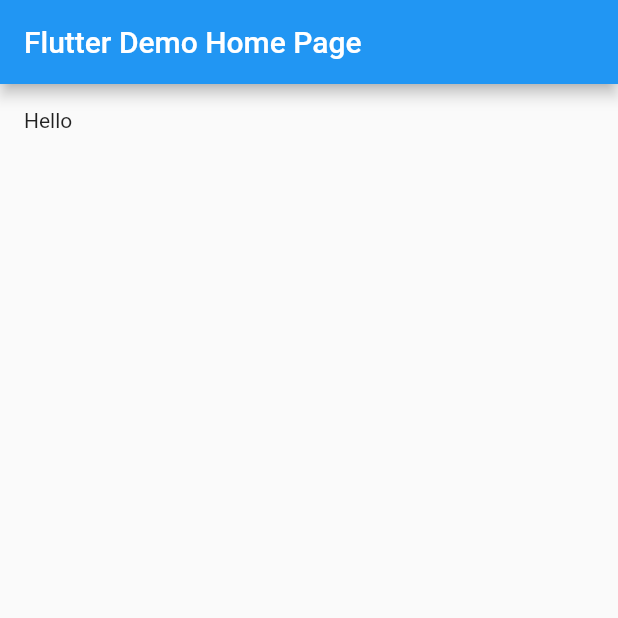
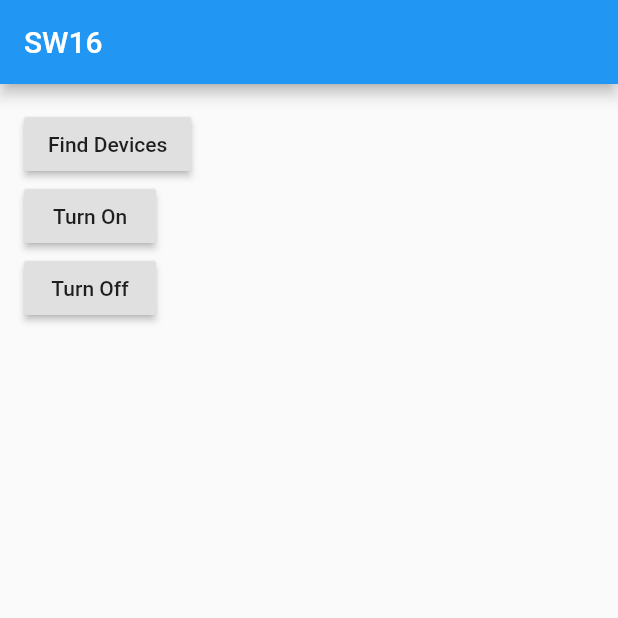
Before and after one commit to qiuxiang/sw16, a Flutter app: the screen it shows after launch, on a phone screen of 412 x 824 dp, the top half of it. Run offline on Flutter 3.47's test engine with Material 2 defaults, Android fonts, the phone set to English and light mode, and no system bars; statements that could not run were skipped.

Commit message:
优化功能封装

```diff
--- a/lib/main.dart
+++ b/lib/main.dart
@@ -1,4 +1,3 @@
-import 'dart:async';
 import 'package:flutter/material.dart';
 import 'sw16.dart';
 
@@ -8,11 +7,9 @@ class App extends StatelessWidget {
   @override
   Widget build(BuildContext context) {
     return MaterialApp(
-      title: 'Flutter Demo',
-      theme: ThemeData(
-        primarySwatch: Colors.blue,
-      ),
-      home: HomePage(title: 'Flutter Demo Home Page'),
+      title: 'SW16',
+      theme: ThemeData(primarySwatch: Colors.blue),
+      home: HomePage(),
     );
   }
 }
@@ -26,28 +23,65 @@ class HomePage extends StatefulWidget {
 }
 
 class _HomePageState extends State<HomePage> {
-  var sw16;
+  SW16Finder finder = new SW16Finder();
+  List<SW16Device> devices = [];
+  List<SW16DeviceInfo> _devices = [];
 
   @override
   Widget build(BuildContext context) {
     return Scaffold(
-      appBar: AppBar(title: Text(widget.title)),
-      body: Padding(padding: EdgeInsets.all(16), child: Text('Hello')),
+      appBar: AppBar(title: Text("SW16")),
+      body: Padding(
+          padding: EdgeInsets.all(16),
+          child:
+              Column(crossAxisAlignment: CrossAxisAlignment.start, children: [
+            RaisedButton(
+                child: Text("Find Devices"), onPressed: refreshDevices),
+            Column(
+                crossAxisAlignment: CrossAxisAlignment.start,
+                children: _devices
+                    .map((device) => Padding(
+                        padding: EdgeInsets.only(top: 6, bottom: 6),
+                        child: Text(device.toString())))
+                    .toList()),
+            RaisedButton(child: Text("Turn On"), onPressed: turnOn),
+            RaisedButton(child: Text("Turn Off"), onPressed: turnOff),
+          ])),
     );
   }
 
   initState() {
     super.initState();
-    sw16 = SW16();
-    sw16.connect();
+    initFinder();
   }
 
-  reassemble() {
-    super.reassemble();
-    const state = SW16.OFF;
-    sw16.turn(0, state);
-    new Timer(Duration(milliseconds: 100), () {
-      sw16.turn(1, state);
+  initFinder() async {
+    await finder.init();
+    finder.listen((device) {
+      print(device);
+      var sw16 = SW16Device(device.ip);
+      sw16.connect();
+      devices.add(sw16);
+      setState(() {
+        _devices.add(device);
+      });
+    });
+  }
+
+  turnOn() {
+    devices[0].turn(0, SW16Device.ON);
+    devices[1].turn(15, SW16Device.ON);
+  }
+
+  turnOff() {
+    devices[0].turn(0, SW16Device.OFF);
+  }
+
+  refreshDevices() {
+    finder.find();
+    devices.clear();
+    setState(() {
+      _devices.clear();
     });
   }
 }
--- a/lib/sw16.dart
+++ b/lib/sw16.dart
@@ -1,13 +1,54 @@
+import 'dart:convert';
 import 'dart:io';
 import 'dart:async';
 
-class SW16 {
-  var address;
-  var port;
-  var socket;
-  var connected;
-  var status;
-  var data = [
+class SW16DeviceInfo {
+  final String ip;
+  final String data;
+
+  SW16DeviceInfo(this.ip, this.data);
+
+  @override
+  String toString() {
+    return "$ip: $data";
+  }
+}
+
+class SW16Finder {
+  RawDatagramSocket udp;
+  final StreamController<SW16DeviceInfo> streamController = StreamController();
+
+  Future<void> init() async {
+    udp = await RawDatagramSocket.bind(InternetAddress.anyIPv4, 23333);
+    udp.broadcastEnabled = true;
+    udp.listen((e) {
+      var response = udp.receive();
+      if (response != null) {
+        var address = response.address.address;
+        var data = utf8.decode(response.data);
+        streamController.sink.add(SW16DeviceInfo(address, data));
+      }
+    }, onDone: () {
+      streamController.close();
+    });
+  }
+
+  find() {
+    udp.send('HLK'.codeUnits, InternetAddress('255.255.255.255'), 988);
+  }
+
+  StreamSubscription<SW16DeviceInfo> listen(void onData(SW16DeviceInfo event)) {
+    return streamController.stream.listen(onData);
+  }
+}
+
+class SW16Device {
+  String address;
+  int port;
+  Socket socket;
+  bool connected;
+  List<int> status;
+  List<int> data = [
     0xaa,
     0X0f,
     0,
@@ -33,38 +74,14 @@ class SW16 {
   static const ON = 1;
   static const OFF = 2;
 
-  SW16({this.port = 8080});
+  SW16Device(this.address, {this.port = 8080});
 
   connect() async {
-    address = await getAddress();
     const timeout = Duration(seconds: 2);
     socket = await Socket.connect(address, port, timeout: timeout);
     socket.listen(onData, onDone: () {
       socket.destroy();
     });
-  }
-
-  getAddress() {
-    var completer = new Completer();
-    RawDatagramSocket.bind(InternetAddress.anyIPv4, 23333).then((udp) {
-      var address;
-      new Timer(Duration(seconds: 2), () {
-        if (address == null) {
-          completer.completeError('timeout');
-        }
-      });
-      udp.broadcastEnabled = true;
-      udp.listen((e) {
-        var response = udp.receive();
-        if (response != null) {
-          address = response.address.address;
-          udp.close();
-          completer.complete(address);
-        }
-      });
-      udp.send('HLK'.codeUnits, InternetAddress('255.255.255.255'), 988);
-    });
-    return completer.future;
   }
 
   onData(data) {
@@ -75,10 +92,17 @@ class SW16 {
     }
   }
 
-  turn(index, state) async {
+  turn(int index, int state) async {
     data[2] = index;
     data[3] = state;
     send();
+  }
+
+  turnAll() {
+    data[1] = 0x0a;
+    for (int i = 2; i < 16; i += 1) {
+      data[i] = ON;
+    }
   }
 
   send() {
```
